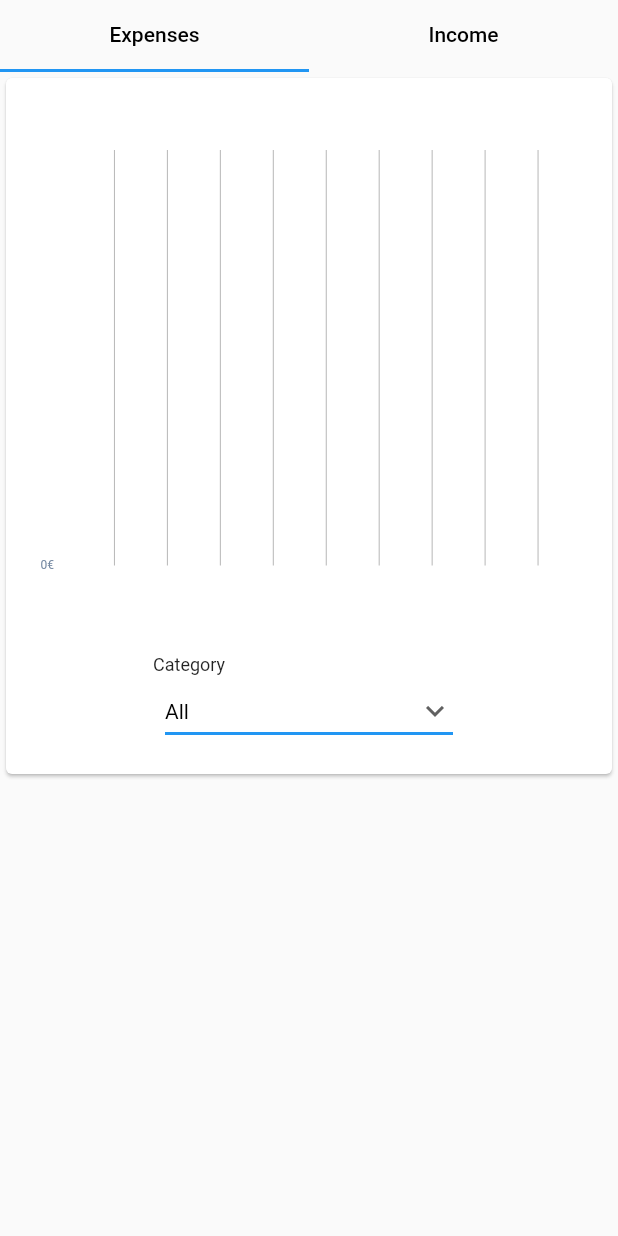
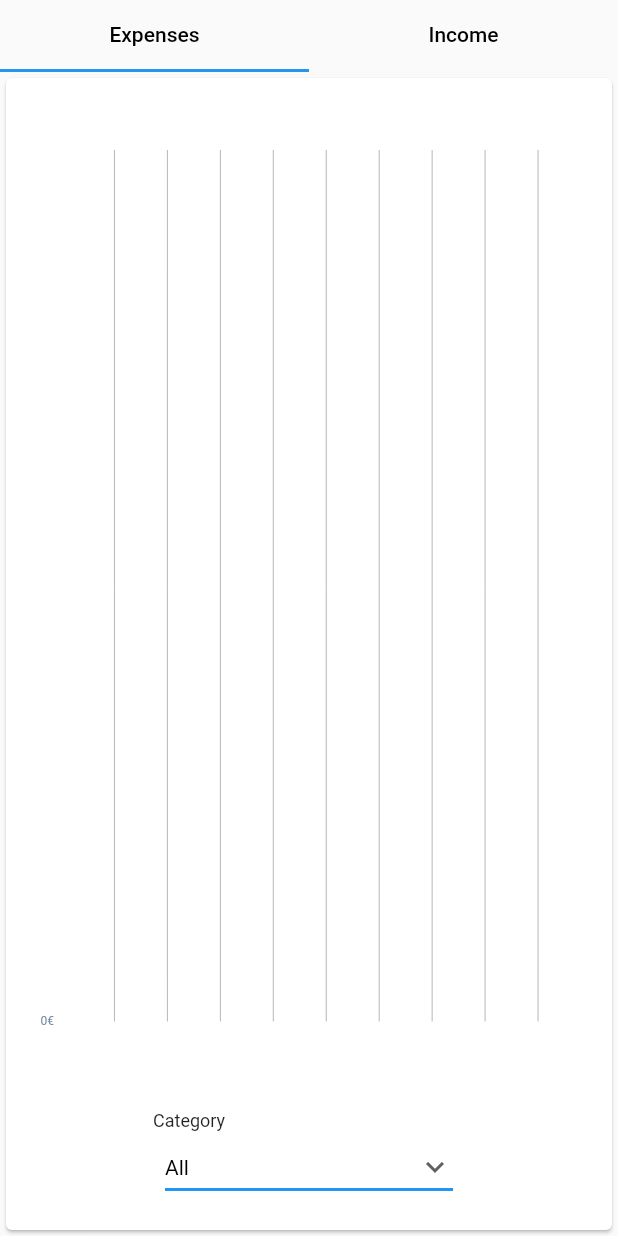
Before and after one commit to moneywiz/money_wiz, a Flutter app: the StatsMonthView widget shown alone on an empty page, opened directly with empty values, on a phone screen of 412 x 824 dp. Run offline on Flutter 3.47's test engine with Material 2 defaults, Android fonts, the phone set to English and light mode, and no system bars; drawn by our look-alikes of fl_chart; our stand-ins replace flutter_calendar_carousel, percent_indicator; statements that could not run were skipped.

Commit message:
fixed graphical bug in stats

```diff
--- a/lib/view/stats_month_view.dart
+++ b/lib/view/stats_month_view.dart
@@ -18,14 +18,9 @@ class StatsMonthView extends StatefulWidget {
 class _StatsMonthViewState extends State<StatsMonthView> with AutomaticKeepAliveClientMixin {
   @override
   Widget build(BuildContext context) {
-    double deviceWidth = MediaQuery.of(context).size.width;
-    double deviceHeight = MediaQuery.of(context).size.height;
-    return Column(
-        children: <Widget>[
-          DefaultTabController(
+    super.build(context);
+    return DefaultTabController(
       length: 2,
-            child: SizedBox(
-              height: 520.0,
       child: Column(
         children: <Widget>[
           TabBar(
@@ -64,9 +59,6 @@ class _StatsMonthViewState extends State<StatsMonthView> with AutomaticKeepAlive
           ),
         ],
       ),
-            ),
-          ),
-        ],
     );
   }
 
--- a/lib/view/stats_view.dart
+++ b/lib/view/stats_view.dart
@@ -37,8 +37,7 @@ class _StatsViewState extends State<StatsView> {
           ),
           body: Column(
             children: [
-              SizedBox(
-                height: 570.0,
+              Expanded(
                 child: TabBarView(
                     children: [
                       StatsMonthView(Data.months[widget.month]),
```
Also changed, not shown: lib/src/week.dart (+5 -4 lines), lib/view/day_view.dart (+22 -19 lines), lib/view/stats_category_view.dart (+2 -10 lines), assets/logo.png (added). Lines whose indentation alone changed are shown as unchanged.
